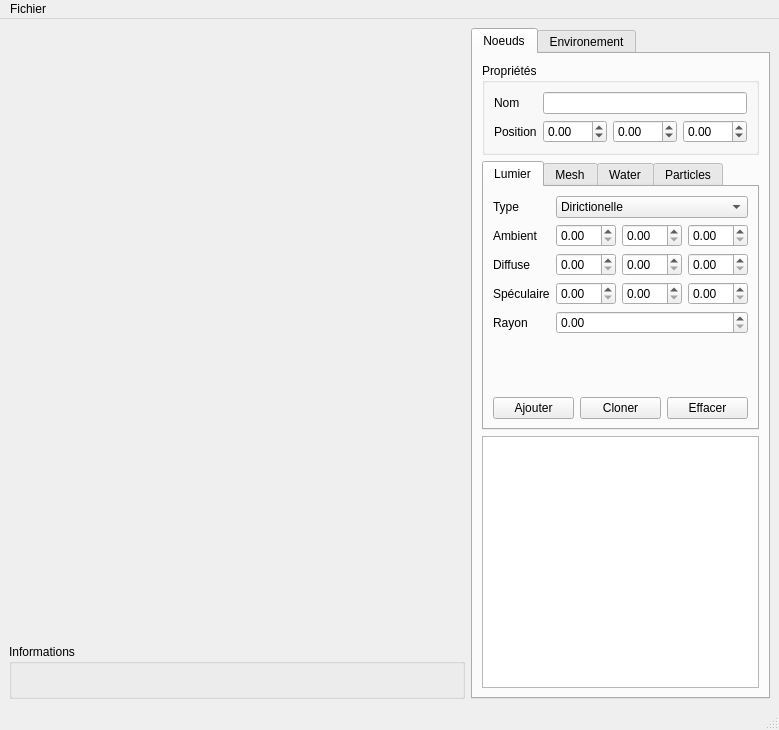
This is sources/interface.ui in b4n92uid/theball-editor as Qt 5 draws it before an edit. The edited form follows.
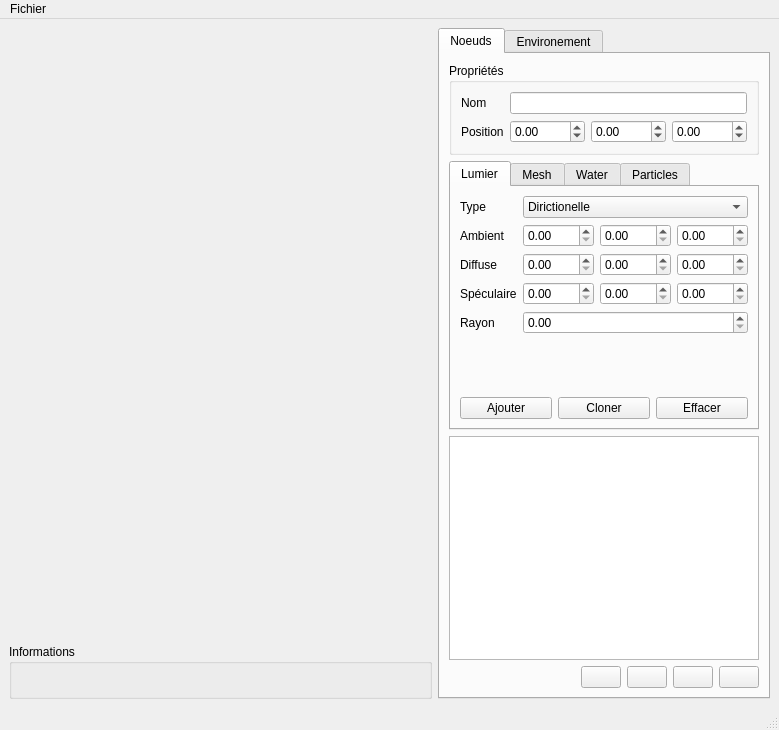
This is the edited form. Icons and pictures are not drawn. Custom widgets are drawn as their Qt base class.

Commit message: Implement: scope change pushs

```diff
--- a/sources/interface.ui
+++ b/sources/interface.ui
@@ -60,7 +60,7 @@
        <attribute name="title">
         <string>Noeuds</string>
        </attribute>
-       <layout class="QVBoxLayout" name="verticalLayout_3" stretch="0,0,1">
+       <layout class="QVBoxLayout" name="verticalLayout_3" stretch="0,0,1,0">
         <property name="sizeConstraint">
          <enum>QLayout::SetDefaultConstraint</enum>
         </property>
@@ -92,21 +92,30 @@
              <item>
               <widget class="QDoubleSpinBox" name="node_pos_x">
                <property name="minimum">
-                <double>-99.000000000000000</double>
+                <double>-1024.000000000000000</double>
+               </property>
+               <property name="maximum">
+                <double>1024.000000000000000</double>
                </property>
               </widget>
              </item>
              <item>
               <widget class="QDoubleSpinBox" name="node_pos_y">
                <property name="minimum">
-                <double>-99.000000000000000</double>
+                <double>-1024.000000000000000</double>
+               </property>
+               <property name="maximum">
+                <double>1024.000000000000000</double>
                </property>
               </widget>
              </item>
              <item>
               <widget class="QDoubleSpinBox" name="node_pos_z">
                <property name="minimum">
-                <double>-99.000000000000000</double>
+                <double>-1024.000000000000000</double>
+               </property>
+               <property name="maximum">
+                <double>1024.000000000000000</double>
                </property>
               </widget>
              </item>
@@ -165,13 +174,25 @@
                <item row="1" column="1">
                 <layout class="QHBoxLayout" name="horizontalLayout_19">
                  <item>
-                  <widget class="QDoubleSpinBox" name="node_light_ambiant_x"/>
+                  <widget class="QDoubleSpinBox" name="node_light_ambiant_x">
+                   <property name="maximum">
+                    <double>1.000000000000000</double>
+                   </property>
+                  </widget>
                  </item>
                  <item>
-                  <widget class="QDoubleSpinBox" name="node_light_ambiant_y"/>
+                  <widget class="QDoubleSpinBox" name="node_light_ambiant_y">
+                   <property name="maximum">
+                    <double>1.000000000000000</double>
+                   </property>
+                  </widget>
                  </item>
                  <item>
-                  <widget class="QDoubleSpinBox" name="node_light_ambiant_z"/>
+                  <widget class="QDoubleSpinBox" name="node_light_ambiant_z">
+                   <property name="maximum">
+                    <double>1.000000000000000</double>
+                   </property>
+                  </widget>
                  </item>
                 </layout>
                </item>
@@ -185,13 +206,25 @@
                <item row="2" column="1">
                 <layout class="QHBoxLayout" name="horizontalLayout_20">
                  <item>
-                  <widget class="QDoubleSpinBox" name="node_light_diffuse_x"/>
+                  <widget class="QDoubleSpinBox" name="node_light_diffuse_x">
+                   <property name="maximum">
+                    <double>1.000000000000000</double>
+                   </property>
+                  </widget>
                  </item>
                  <item>
-                  <widget class="QDoubleSpinBox" name="node_light_diffuse_y"/>
+                  <widget class="QDoubleSpinBox" name="node_light_diffuse_y">
+                   <property name="maximum">
+                    <double>1.000000000000000</double>
+                   </property>
+                  </widget>
                  </item>
                  <item>
-                  <widget class="QDoubleSpinBox" name="node_light_diffuse_z"/>
+                  <widget class="QDoubleSpinBox" name="node_light_diffuse_z">
+                   <property name="maximum">
+                    <double>1.000000000000000</double>
+                   </property>
+                  </widget>
                  </item>
                 </layout>
                </item>
@@ -205,13 +238,25 @@
                <item row="3" column="1">
                 <layout class="QHBoxLayout" name="horizontalLayout_21">
                  <item>
-                  <widget class="QDoubleSpinBox" name="node_light_specular_x"/>
+                  <widget class="QDoubleSpinBox" name="node_light_specular_x">
+                   <property name="maximum">
+                    <double>1.000000000000000</double>
+                   </property>
+                  </widget>
                  </item>
                  <item>
-                  <widget class="QDoubleSpinBox" name="node_light_specular_y"/>
+                  <widget class="QDoubleSpinBox" name="node_light_specular_y">
+                   <property name="maximum">
+                    <double>1.000000000000000</double>
+                   </property>
+                  </widget>
                  </item>
                  <item>
-                  <widget class="QDoubleSpinBox" name="node_light_specular_z"/>
+                  <widget class="QDoubleSpinBox" name="node_light_specular_z">
+                   <property name="maximum">
+                    <double>1.000000000000000</double>
+                   </property>
+                  </widget>
                  </item>
                 </layout>
                </item>
@@ -223,7 +268,11 @@
                 </widget>
                </item>
                <item row="4" column="1">
-                <widget class="QDoubleSpinBox" name="node_light_radius"/>
+                <widget class="QDoubleSpinBox" name="node_light_radius">
+                 <property name="maximum">
+                  <double>64.000000000000000</double>
+                 </property>
+                </widget>
                </item>
               </layout>
              </widget>
@@ -684,6 +733,67 @@
         <item>
          <widget class="QTreeView" name="node_list"/>
         </item>
+        <item>
+         <layout class="QHBoxLayout" name="horizontalLayout_3">
+          <item>
+           <spacer name="horizontalSpacer">
+            <property name="orientation">
+             <enum>Qt::Horizontal</enum>
+            </property>
+            <property name="sizeHint" stdset="0">
+             <size>
+              <width>40</width>
+              <height>20</height>
+             </size>
+            </property>
+           </spacer>
+          </item>
+          <item>
+           <widget class="QPushButton" name="node_list_up">
+            <property name="text">
+             <string/>
+            </property>
+            <property name="icon">
+             <iconset resource="ressource.qrc">
+              <normaloff>:/Icons/icons/arrow_up.png</normaloff>:/Icons/icons/arrow_up.png</iconset>
+            </property>
+           </widget>
+          </item>
+          <item>
+           <widget class="QPushButton" name="node_list_down">
+            <property name="text">
+             <string/>
+            </property>
+            <property name="icon">
+             <iconset resource="ressource.qrc">
+              <normaloff>:/Icons/icons/arrow_down.png</normaloff>:/Icons/icons/arrow_down.png</iconset>
+            </property>
+           </widget>
+          </item>
+          <item>
+           <widget class="QPushButton" name="node_list_makeparent">
+            <property name="text">
+             <string/>
+            </property>
+            <property name="icon">
+             <iconset resource="ressource.qrc">
+              <normaloff>:/Icons/icons/arrow_left.png</normaloff>:/Icons/icons/arrow_left.png</iconset>
+            </property>
+           </widget>
+          </item>
+          <item>
+           <widget class="QPushButton" name="node_list_makechild">
+            <property name="text">
+             <string/>
+            </property>
+            <property name="icon">
+             <iconset resource="ressource.qrc">
+              <normaloff>:/Icons/icons/arrow_right.png</normaloff>:/Icons/icons/arrow_right.png</iconset>
+            </property>
+           </widget>
+          </item>
+         </layout>
+        </item>
        </layout>
       </widget>
       <widget class="QWidget" name="tab_3">
```
Left out of the diff: 118 changed lines with no effect on the pictures. The commit also changes 7 other files.
